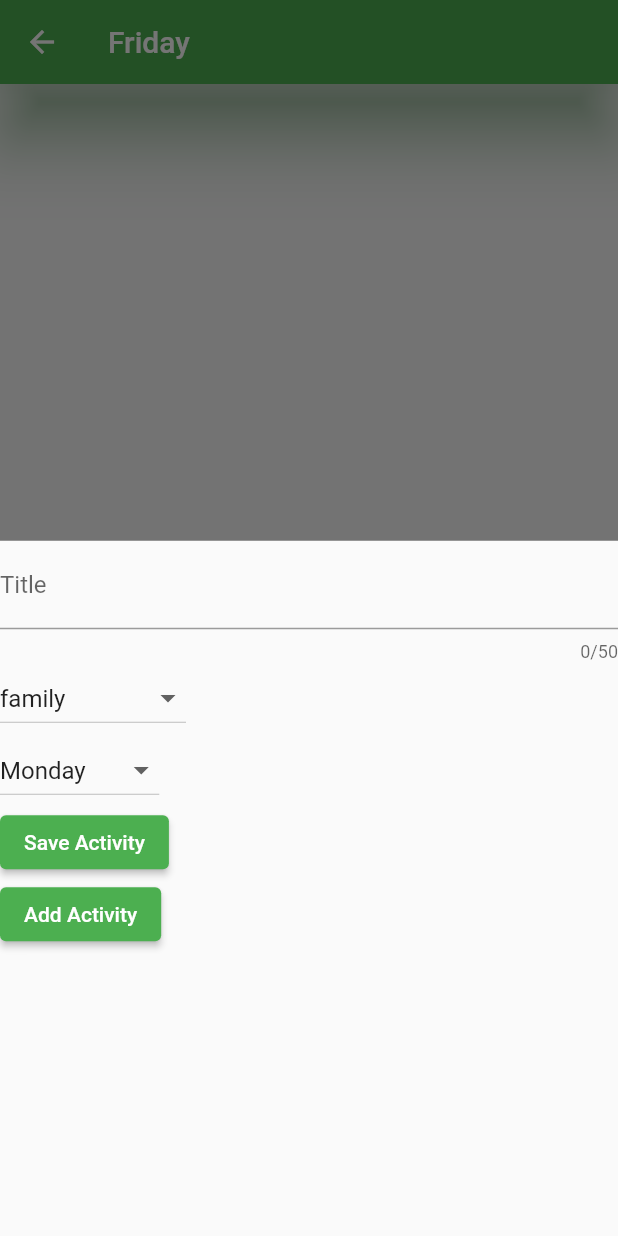
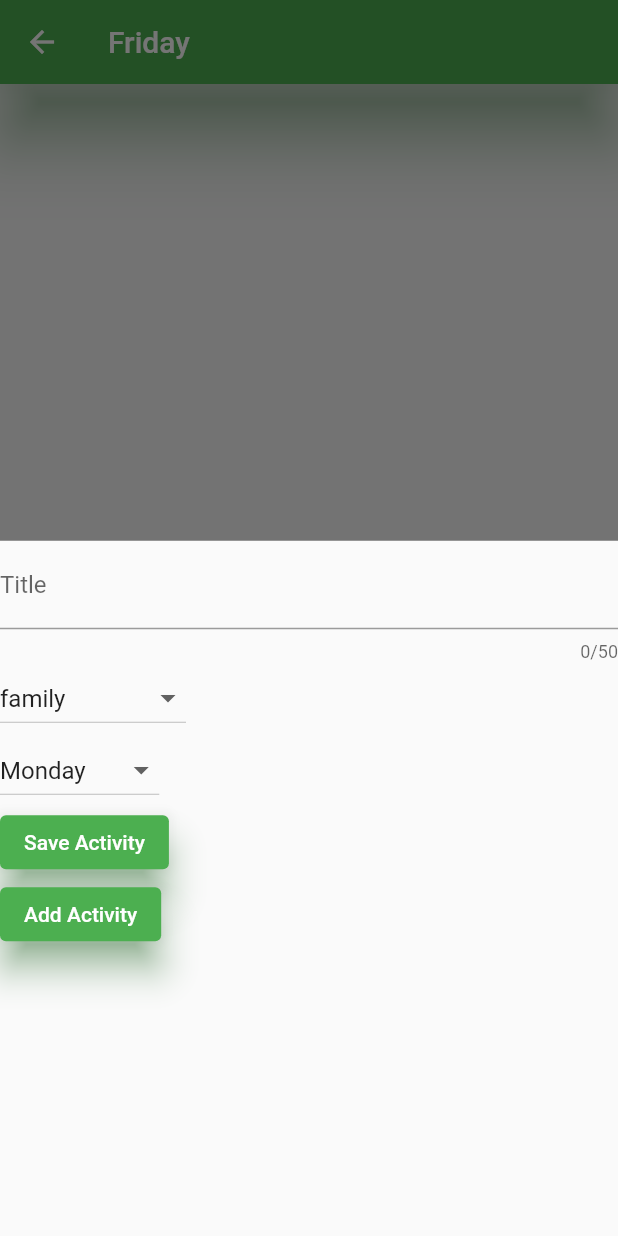
Before and after one commit to dogman223/active_week, a Flutter app: the FridayScreen screen opened directly, after a tap on the "add" icon, on a phone screen of 412 x 824 dp. Run offline on Flutter 3.47's test engine with Material 2 defaults, Android fonts, the phone set to English and light mode, and no system bars; network calls fail.

Commit message:
Keep buttons into variables against widgets.

```diff
--- a/lib/widgets/new_activity.dart
+++ b/lib/widgets/new_activity.dart
@@ -53,18 +53,15 @@ class _NewActivityState extends State<NewActivity> {
     _titleController.dispose();
   }
 
-  //Build Text Field for title input.
-  Widget buildTextField(BuildContext context) {
+  //Apearance, functions & buttons of visible modal bottom sheet.
+  //Buttons are keeping into variables.
+  @override
+  Widget build(BuildContext context) {
     var textField = TextField(
       controller: _titleController,
       maxLength: 50,
       decoration: const InputDecoration(label: Text('Title')),
     );
-    return textField;
-  }
-
-  //Build button of select category functionality.
-  Widget buildCategoriesButton(BuildContext context) {
     var categoriesButton = Row(
       children: [
         DropdownButton(
@@ -83,11 +80,6 @@ class _NewActivityState extends State<NewActivity> {
             }),
       ],
     );
-    return categoriesButton;
-  }
-
-  //Build button of select day functionality.
-  Widget buildDayButton(BuildContext context) {
     var dayButton = Row(
       children: [
         DropdownButton(
@@ -106,49 +98,41 @@ class _NewActivityState extends State<NewActivity> {
             }),
       ],
     );
-    return dayButton;
-  }
-
-  //Build 'save' activity button.
-  Widget buildSaveButton(BuildContext context) {
     var saveButton = Row(
       children: [
         ElevatedButton(
+            style: ButtonStyle(
+                elevation: MaterialStateProperty.all(10),
+                shadowColor: const MaterialStatePropertyAll(Colors.green)),
             onPressed: () {
               print(_titleController.text);
             },
             child: const Text('Save Activity')),
       ],
     );
-    return saveButton;
-  }
-
-  //Build add activity button.
-  Widget buildAddActivityButton(BuildContext context) {
     var addActivityButton = Row(
       children: [
         ElevatedButton(
-            onPressed: _submitActivityData, child: const Text('Add Activity')),
+            style: ButtonStyle(
+                elevation: MaterialStateProperty.all(10),
+                shadowColor: const MaterialStatePropertyAll(Colors.green)),
+            onPressed: _submitActivityData,
+            child: const Text('Add Activity')),
       ],
     );
-    return addActivityButton;
-  }
 
-  //Apearance, functions & buttons of visible modal bottom sheet.
-  @override
-  Widget build(BuildContext context) {
     return Column(
       children: [
         //TextField with New Activity title input
-        buildTextField(context),
+        textField,
         //Button with choice category of New Activity
-        buildCategoriesButton(context),
+        categoriesButton,
         //Button with choice of day of a New Activity
-        buildDayButton(context),
+        dayButton,
         //'Save Activity' button
-        buildSaveButton(context),
+        saveButton,
         //'Add Activity' button, adds new data to list and to data base.
-        buildAddActivityButton(context),
+        addActivityButton,
       ],
     );
   }
```
